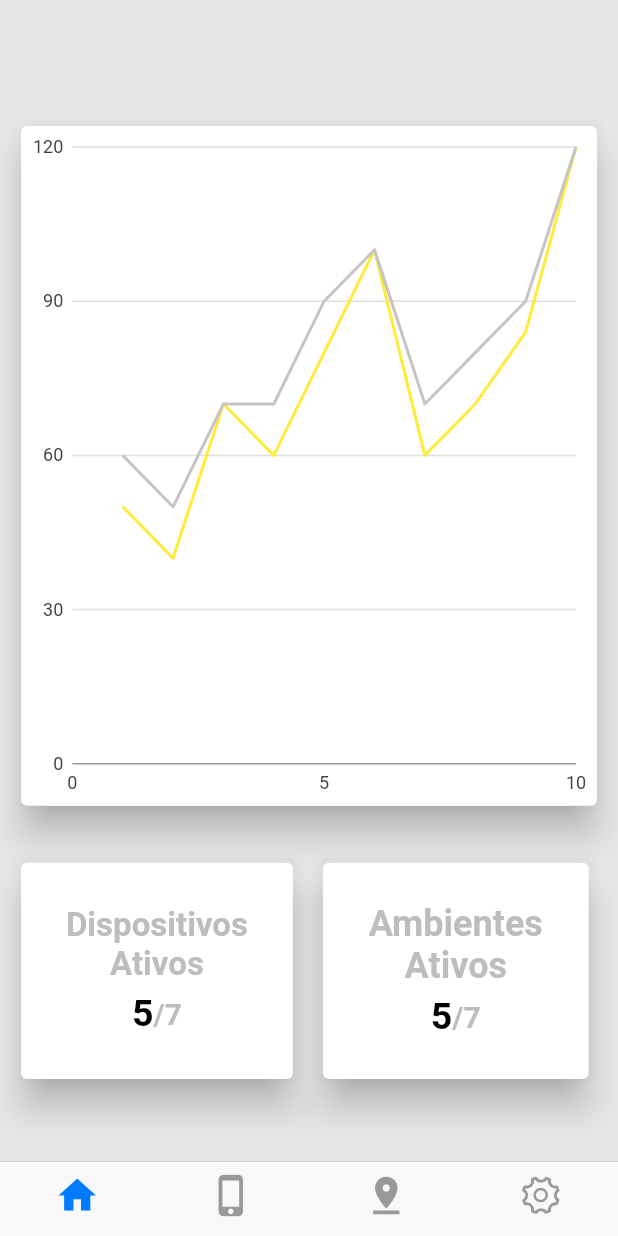
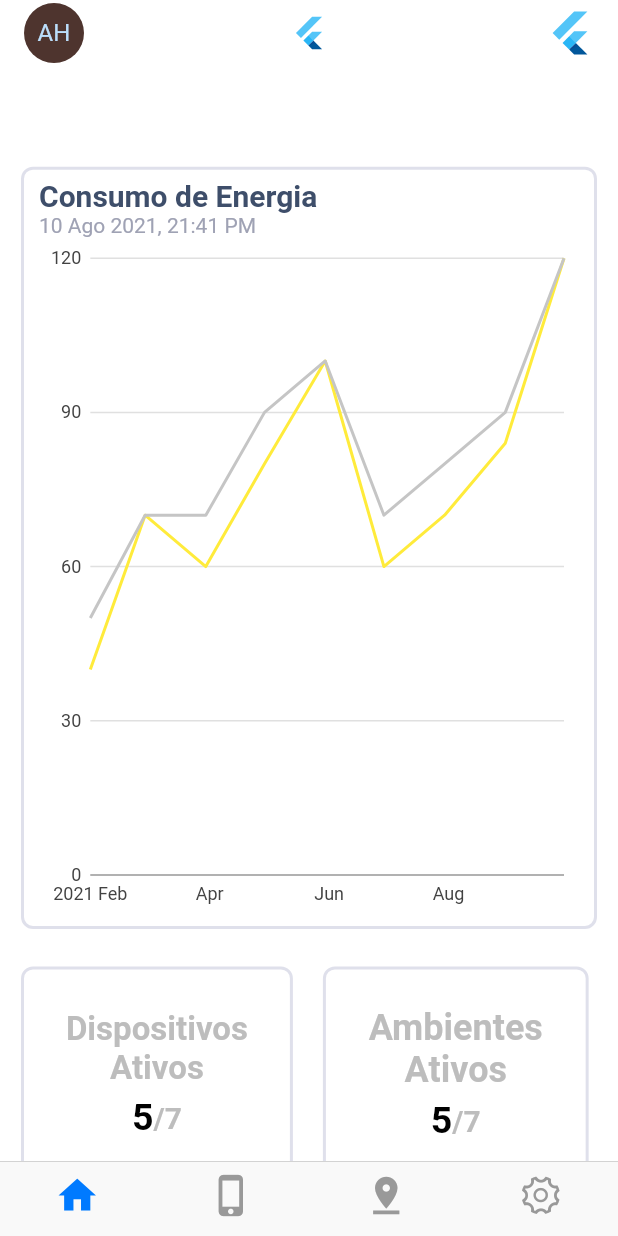
Before and after one commit to victornassif/senergy-mobile, a Flutter app: the screen it shows after launch, on a phone screen of 412 x 824 dp. Run offline on Flutter 3.47's test engine with Material 2 defaults, Android fonts, the phone set to English and light mode, and no system bars; our stand-ins replace charts_flutter.

Commit message:
stable-version 1.0

```diff
--- a/senergy/lib/components/dashboard.component.dart
+++ b/senergy/lib/components/dashboard.component.dart
@@ -8,15 +8,15 @@
 import 'package:charts_flutter/flutter.dart' as charts;
 import 'package:flutter/material.dart';
 
-class AreaAndLineChart extends StatelessWidget {
+class SimpleTimeSeriesChart extends StatelessWidget {
   final List<charts.Series> seriesList;
   final bool animate;
 
-  AreaAndLineChart(this.seriesList, {this.animate});
+  SimpleTimeSeriesChart(this.seriesList, {this.animate});
 
   /// Creates a [TimeSeriesChart] with sample data and no transition.
-  factory AreaAndLineChart.withSampleData() {
-    return new AreaAndLineChart(
+  factory SimpleTimeSeriesChart.withSampleData() {
+    return new SimpleTimeSeriesChart(
       _createSampleData(),
       // Disable animations for image tests.
       animate: false,
@@ -25,21 +25,35 @@ class AreaAndLineChart extends StatelessWidget {
 
   @override
   Widget build(BuildContext context) {
-    return new charts.LineChart(seriesList,
+    return new charts.TimeSeriesChart(
+      seriesList,
       animate: animate,
       customSeriesRenderers: [
         new charts.LineRendererConfig(
             // ID used to link series to this renderer.
             customRendererId: 'customArea',
+            includePoints: true,
             includeArea: true,
             stacked: true),
-        ]);
+      ],
+      domainAxis: charts.DateTimeAxisSpec(
+        tickFormatterSpec: charts.AutoDateTimeTickFormatterSpec(
+          // day: charts.TimeFormatterSpec(
+          //   format: 'EEE',
+          //   transitionFormat: 'EEE',
+          // ),
+          month: charts.TimeFormatterSpec(
+            format: 'MMM',
+            transitionFormat: 'MMM'
+          )
+        ),
+      ),
+    );
   }
 
   /// Create one series with sample hard coded data.
-  static List<charts.Series<TimeSeriesSales, int>> _createSampleData() {
+  static List<charts.Series<TimeSeriesSales, DateTime>> _createSampleData() {
     final orcado = [
-      new TimeSeriesSales(new DateTime(2021, 1, 1), 50),
       new TimeSeriesSales(new DateTime(2021, 2, 1), 40),
       new TimeSeriesSales(new DateTime(2021, 3, 1), 70),
       new TimeSeriesSales(new DateTime(2021, 4, 1), 60),
@@ -52,7 +66,6 @@ class AreaAndLineChart extends StatelessWidget {
     ];
 
     final realizado = [
-      new TimeSeriesSales(new DateTime(2021, 1, 1), 10 + 50),
       new TimeSeriesSales(new DateTime(2021, 2, 1), 10 + 40),
       new TimeSeriesSales(new DateTime(2021, 3, 1), 0 + 70),
       new TimeSeriesSales(new DateTime(2021, 4, 1), 10 + 60),
@@ -65,19 +78,20 @@ class AreaAndLineChart extends StatelessWidget {
     ];
 
     return [
-      new charts.Series<TimeSeriesSales, int>(
+      new charts.Series<TimeSeriesSales, DateTime>(
         id: 'Desktop',
         colorFn: (_, __) => charts.MaterialPalette.yellow.shadeDefault,
-        domainFn: (TimeSeriesSales sales, _) => sales.time.month,
+        domainFn: (TimeSeriesSales sales, _) => sales.time,
         measureFn: (TimeSeriesSales sales, _) => sales.sales,
         data: orcado,
       )
         // Configure our custom bar target renderer for this series.
         ..setAttribute(charts.rendererIdKey, 'customArea'),
-      new charts.Series<TimeSeriesSales, int>(
+      new charts.Series<TimeSeriesSales, DateTime>(
         id: 'Tablet',
         colorFn: (_, __) => charts.MaterialPalette.gray.shade300,
-        domainFn: (TimeSeriesSales sales, _) => sales.time.month,
+        seriesColor: charts.MaterialPalette.red.shadeDefault,
+        domainFn: (TimeSeriesSales sales, _) => sales.time,
         measureFn: (TimeSeriesSales sales, _) => sales.sales,
         data: realizado,
       ),
--- a/senergy/lib/views/home.view.dart
+++ b/senergy/lib/views/home.view.dart
@@ -13,6 +13,7 @@ class _HomeScreenState extends State<HomeScreen> {
   @override
   Widget build(BuildContext context) {
     return CupertinoTabScaffold(
+      backgroundColor: Color(0xFFF7F8FC),
       tabBar: CupertinoTabBar(
         items: [
           BottomNavigationBarItem(icon: Icon(Icons.home)),
@@ -61,27 +62,69 @@ class _HomeScreenState extends State<HomeScreen> {
 class MyFirstTab extends StatelessWidget {
   @override
   Widget build(BuildContext context) {
-    return ListView(
-      padding: EdgeInsets.fromLTRB(10, 0, 10, 0),
+    return CupertinoPageScaffold(
+      navigationBar: CupertinoNavigationBar(
+        backgroundColor: Colors.transparent,
+        leading: CircleAvatar(
+          backgroundColor: Colors.brown.shade800,
+          child: const Text('AH'),
+        ),
+        trailing: FlutterLogo(),
+        middle: FlutterLogo(),
+      ),
+      child: ListView(
+        padding: EdgeInsets.fromLTRB(
+            10, MediaQuery.of(context).size.height * 0.13, 10, 0),
         children: [
-        SizedBox(height: 80),
           Card(
-          elevation: 10,
-          child: Container(
+            elevation: 0,
+            shape: RoundedRectangleBorder(
+              borderRadius: BorderRadius.circular(8),
+              side: BorderSide(
+                width: 2,
+                color: Color(0xFFDFE0EB),
+              ),
+            ),
+            child: Padding(
+              padding: const EdgeInsets.fromLTRB(12, 8, 8, 8),
+              child: Column(
+                crossAxisAlignment: CrossAxisAlignment.start,
+                children: [
+                  Text(
+                    'Consumo de Energia',
+                    style: TextStyle(
+                        fontSize: 20,
+                        fontWeight: FontWeight.bold,
+                        color: Color(0xFF3E4E6A)),
+                  ),
+                  Text(
+                    '10 Ago 2021, 21:41 PM',
+                    style: TextStyle(
+                      fontSize: 14,
+                      color: Color(0xFF9FA2B4),
+                    ),
+                  ),
+                  Container(
                     height: MediaQuery.of(context).size.height * 0.55,
                     width: MediaQuery.of(context).size.width * 0.95,
-            decoration: BoxDecoration(
-              color: Theme.of(context).cardColor,
-              borderRadius: BorderRadius.circular(21),
+                    child: SimpleTimeSeriesChart.withSampleData(),
                   ),
-            child: AreaAndLineChart.withSampleData(),
+                ],
               ),
             ),
-        SizedBox(height: 30),
+          ),
+          SizedBox(height: 17),
           Row(
             children: [
               Card(
-              elevation: 10,
+                elevation: 0,
+                shape: RoundedRectangleBorder(
+                  borderRadius: BorderRadius.circular(8),
+                  side: BorderSide(
+                    width: 2,
+                    color: Color(0xFFDFE0EB),
+                  ),
+                ),
                 child: SizedBox(
                   width: MediaQuery.of(context).size.width * 0.44,
                   height: MediaQuery.of(context).size.width * 0.35,
@@ -98,8 +141,7 @@ class MyFirstTab extends StatelessWidget {
                       ),
                       SizedBox(height: 5),
                       Row(
-                      mainAxisAlignment: MainAxisAlignment
-                          .center, //Center Row contents horizontally,
+                        mainAxisAlignment: MainAxisAlignment.center,
                         children: [
                           Text(
                             '5',
@@ -125,7 +167,14 @@ class MyFirstTab extends StatelessWidget {
               ),
               SizedBox(width: 12),
               Card(
-              elevation: 10,
+                elevation: 0,
+                shape: RoundedRectangleBorder(
+                  borderRadius: BorderRadius.circular(8),
+                  side: BorderSide(
+                    width: 2,
+                    color: Color(0xFFDFE0EB),
+                  ),
+                ),
                 child: SizedBox(
                   width: MediaQuery.of(context).size.width * 0.43,
                   height: MediaQuery.of(context).size.width * 0.35,
@@ -170,6 +219,7 @@ class MyFirstTab extends StatelessWidget {
             ],
           ),
         ],
+      ),
     );
   }
 }
```
Lines whose indentation alone changed are shown as unchanged.
